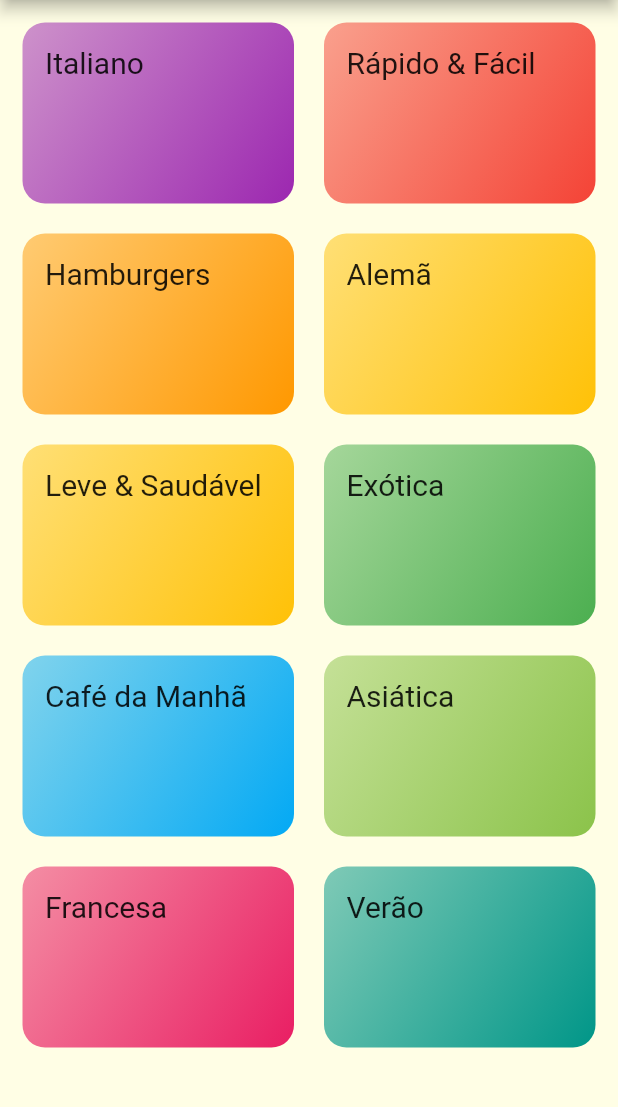
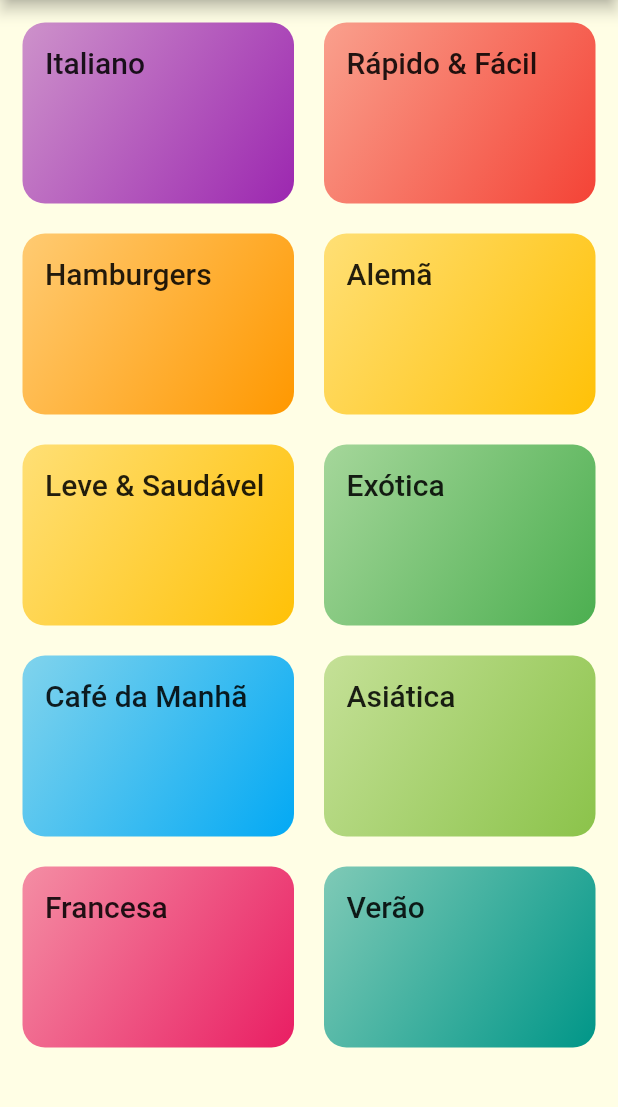
Before and after one commit to ViolaRafael/meals, a Flutter app: the screen it shows after launch, on a phone screen of 412 x 824 dp, the part 84-1191 px from its top. Run offline on Flutter 3.47's test engine with Material 2 defaults, Android fonts, the phone set to English and light mode, and no system bars; Roboto replaces fonts that are missing (RobotoCondensed).

```diff
--- a/lib/components/category_item.dart
+++ b/lib/components/category_item.dart
@@ -1,6 +1,5 @@
 import 'package:flutter/material.dart';
 import '../models/category.dart';
-import '../screens/categories_meals_screen.dart';
 
 class CategoryItem extends StatelessWidget {
   final Category category;
@@ -8,11 +7,10 @@ class CategoryItem extends StatelessWidget {
   const CategoryItem(this.category);
 
   void _selectCategory(BuildContext context) {
-    Navigator.of(context).push(MaterialPageRoute(
-      builder: (_) {
-        return CategoriesMealsScreen(category);
-      },
-    ));
+    Navigator.of(context).pushNamed(
+      '/categories-meals',
+      arguments: category,
+    );
   }
 
   @override
@@ -25,7 +23,7 @@ class CategoryItem extends StatelessWidget {
         padding: EdgeInsets.all(15),
         child: Text(
           category.title,
-          style: Theme.of(context).textTheme.subtitle1,
+          style: Theme.of(context).textTheme.headline6,
         ),
         decoration: BoxDecoration(
           borderRadius: BorderRadius.circular(15),
--- a/lib/main.dart
+++ b/lib/main.dart
@@ -1,4 +1,5 @@
 import 'package:flutter/material.dart';
+import 'package:meals/screens/categories_meals_screen.dart';
 import 'screens/categories_screen.dart';
 
 void main() => runApp(MyApp());
@@ -9,18 +10,23 @@ class MyApp extends StatelessWidget {
     return MaterialApp(
       title: 'Vamos Cozinhar?',
       theme: ThemeData(
-        primarySwatch: Colors.pink,
-        accentColor: Colors.amber,
+        colorScheme: ColorScheme.fromSwatch().copyWith(
+          primary: Colors.pink,
+          secondary: Colors.amber,
+        ),
+        canvasColor: const Color.fromRGBO(255, 254, 229, 1),
         fontFamily: 'Raleway',
-        canvasColor: Color.fromRGBO(255, 254, 229, 1),
         textTheme: ThemeData.light().textTheme.copyWith(
-          subtitle1: TextStyle(
+          headline6: const TextStyle(
             fontSize: 20,
             fontFamily: 'RobotoCondensed',
-          )
+          ),
         ),
       ),
       home: CategoriesScreen(),
+      routes:   {
+        '/categories-meals' : (ctx) => CategoriesMealsScreen(),
+      },
     );
   }
 }
--- a/lib/screens/categories_meals_screen.dart
+++ b/lib/screens/categories_meals_screen.dart
@@ -3,13 +3,9 @@ import '../models/category.dart';
 
 class CategoriesMealsScreen extends StatelessWidget {
 
-  final Category category;
-
-  const CategoriesMealsScreen(this.category);
-
-
   @override
   Widget build(BuildContext context) {
+    final category = ModalRoute.of(context)!.settings.arguments as Category;
     return Scaffold(
       appBar: AppBar(
         title: Text(category.title),
```
Also changed, not shown: 1 other file.
